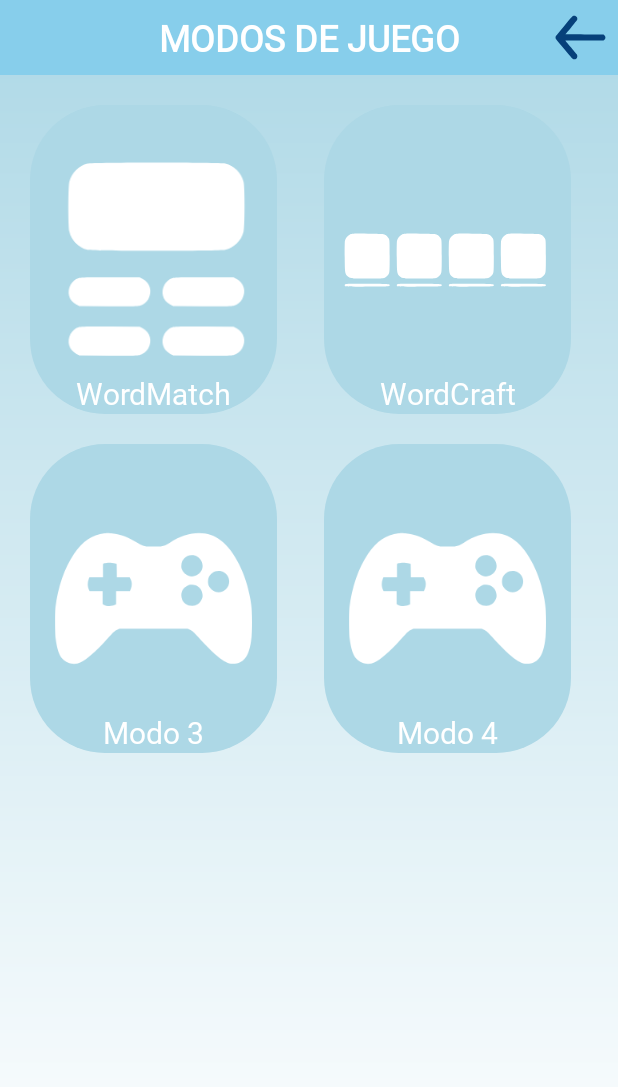
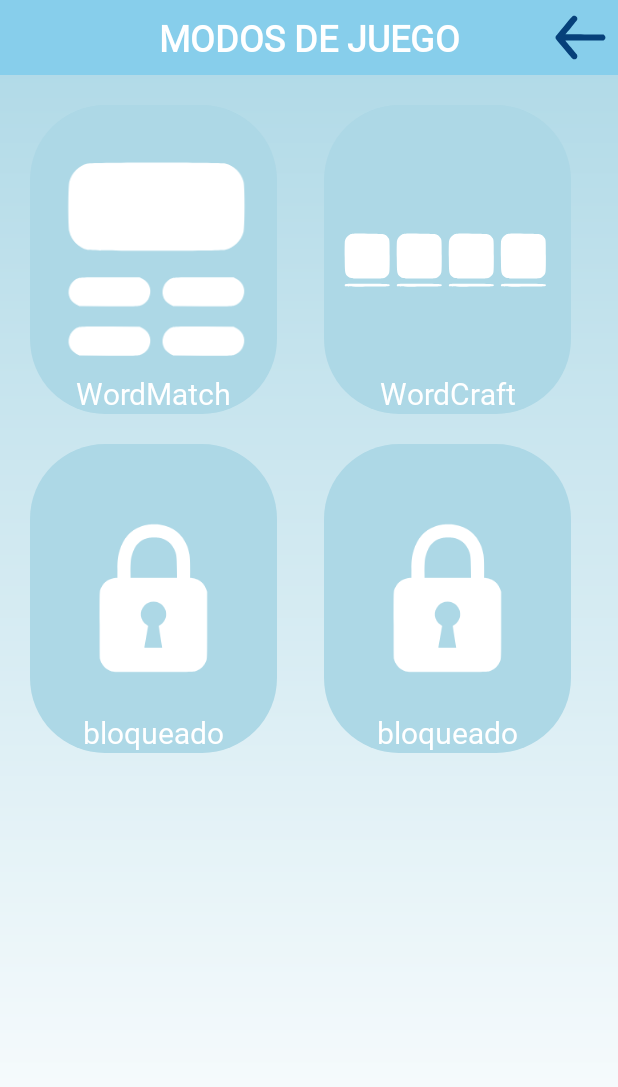
Before and after one commit to azubillagasdam1/LinguaForge, an Android app: the JugarActivity screen opened directly, with no data from a screen before it, on a phone screen of 412 x 824 dp. Shown: the top 1087 px of the screen. Run offline under Robolectric (Android 15) with nearby library versions, the phone set to English and light mode, and no system bars; our stand-ins replace Firebase (no records; nobody signed in at launch, a user with empty details on screens opened directly).

Commit message:
algunos cambios

```diff
--- /dev/null
+++ b/app/src/main/res/drawable/svg_candado.xml
@@ -0,0 +1,10 @@
+<vector xmlns:android="http://schemas.android.com/apk/res/android"
+    android:width="890dp"
+    android:height="890dp"
+    android:viewportWidth="890"
+    android:viewportHeight="890">
+  <path
+      android:pathData="M425,112.1c-11.9,1.5 -27.3,5.1 -36.5,8.4 -47.7,17.3 -79.1,52.6 -95.9,108.1 -8.4,27.3 -10,41.5 -10,87.6l-0.1,35.7 -7.5,0.6c-30.1,2.7 -52.4,17.2 -64.5,42 -8.7,17.8 -8,3.1 -8,169 0,115.7 0.3,148.2 1.3,152.5 5.6,24.2 20.5,42.7 42.6,53 15.8,7.4 3.5,7 198.1,7 197.7,-0 182.5,0.6 200.5,-8.2 9.2,-4.5 11.7,-6.3 19.6,-14.2 7.6,-7.7 9.7,-10.6 13.7,-18.6 8.9,-18.4 8.2,-3.1 8.2,-171.5l0,-149 -3.3,-9.4c-7.3,-20.8 -20.7,-36.1 -39.7,-45.3 -7.9,-3.7 -19,-6.7 -25.1,-6.8 -1.7,-0 -4.4,-0.3 -6,-0.6l-2.9,-0.5 0.3,-30.7c0.3,-29.7 -0.8,-58.7 -2.9,-74.2 -1.3,-9.7 -6.1,-28 -9.9,-37.5 -21.9,-55 -64.4,-88.7 -122.5,-97 -10.8,-1.6 -38.7,-1.8 -49.5,-0.4zM467.6,171.1c37,5.1 63.9,28.3 76.5,66.1 4.8,14.4 6,27.2 6.6,73.5l0.6,41.3 -104.9,-0 -104.9,-0 -0.3,-24.3c-0.3,-24.7 0.9,-51.5 2.9,-62.2 1.5,-8.7 6.6,-25.7 10.4,-35.2 13.6,-33.7 39.2,-54.2 74,-59.2 8.8,-1.3 30.2,-1.3 39.1,-0zM463.7,462c16.2,5.6 29.6,19 35.4,35.6 2.7,7.4 3.6,21.2 2,29.6 -2.8,14.4 -13.5,29.6 -26.3,37.5l-6,3.7 0.5,4.6c0.4,2.5 2.7,17.3 5.2,33 4.6,28.6 9.5,59.9 9.5,60.6 0,0.2 -18,0.4 -40,0.4 -29.6,-0 -40,-0.3 -40,-1.2 0,-0.6 0.9,-6.1 2,-12.2 1.1,-6.1 3.6,-20.3 5.5,-31.6 4.4,-25.2 8.4,-47.6 9.1,-51.1 0.4,-2.3 -0.3,-3 -6,-6.8 -30.7,-19.8 -35.6,-61.9 -10.1,-87.7 12.7,-12.8 25.3,-17.8 43,-17 6.7,0.3 12.1,1.2 16.2,2.6z"
+      android:fillColor="#FFFFFF"
+      android:strokeColor="#00000000"/>
+</vector>
--- a/app/src/main/res/layout/activity_jugar.xml
+++ b/app/src/main/res/layout/activity_jugar.xml
@@ -127,7 +127,7 @@
             android:layout_height="match_parent"
             android:scaleX="0.8"
             android:scaleY="0.8"
-            android:src="@drawable/svg_jugar"
+            android:src="@drawable/svg_candado"
             android:clickable="true"
             android:onClick="irModo3"/>  <!-- Ajusta el drawable -->
 
@@ -139,7 +139,7 @@
             android:textSize="20dp"
             android:textColor="#FFFFFF"
             android:gravity="center"
-            android:text="Modo 3" />  <!-- Ajusta el texto -->
+            android:text="bloqueado" />  <!-- Ajusta el texto -->
     </FrameLayout>
     <!-- Cuadrado 4 -->
     <FrameLayout
@@ -160,7 +160,7 @@
             android:layout_height="match_parent"
             android:scaleX="0.8"
             android:scaleY="0.8"
-            android:src="@drawable/svg_jugar"
+            android:src="@drawable/svg_candado"
             android:clickable="true"
             android:onClick="irModo4"/>  <!-- Ajusta el drawable -->
 
@@ -172,7 +172,7 @@
             android:textSize="20dp"
             android:textColor="#FFFFFF"
             android:gravity="center"
-            android:text="Modo 4" />  <!-- Ajusta el texto -->
+            android:text="bloqueado" />  <!-- Ajusta el texto -->
     </FrameLayout>
 
 </androidx.constraintlayout.widget.ConstraintLayout>
```
